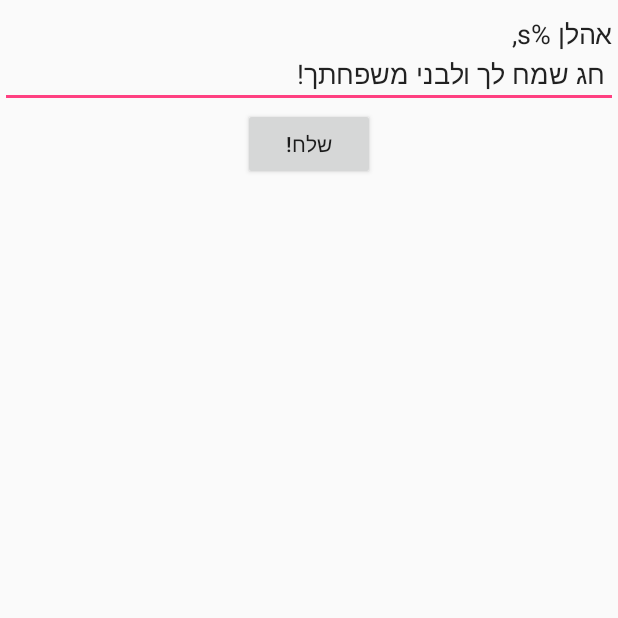
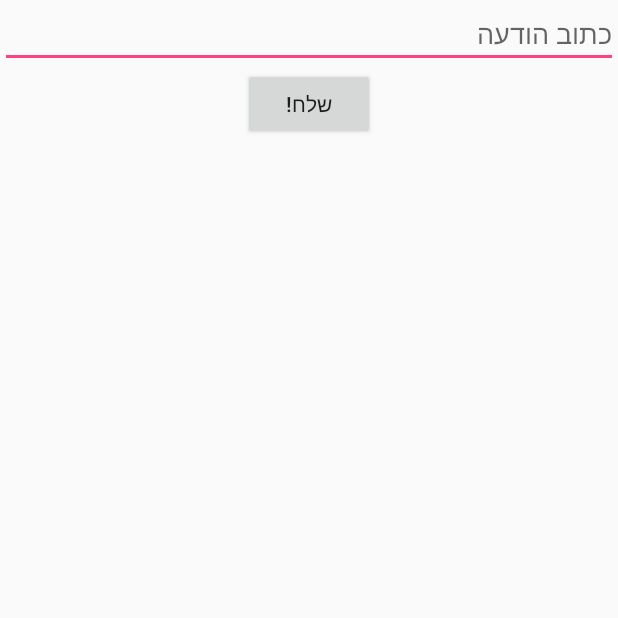
Before and after one commit to reemhalamish/brachometer, an Android app: the SendActivity screen opened directly, with no data from a screen before it, on a phone screen of 412 x 824 dp, the top half of it. Run offline under Robolectric (Android 15) with nearby library versions, the phone set to English and light mode, and no system bars.

Commit message:
create different masseges

```diff
--- a/app/src/main/java/com/example/chai/brachometer/SendActivity.java
+++ b/app/src/main/java/com/example/chai/brachometer/SendActivity.java
@@ -21,7 +21,19 @@ public class SendActivity extends Activity {
         super.onCreate(savedInstanceState);
         setContentView(R.layout.activity_send);
         Intent prevActivitySender = getIntent();
-
+        String massege = "";
+        switch (prevActivitySender.getIntExtra("originButton",0)){
+            case R.id.btn_passover:
+            case R.id.btn_new_year:
+                massege = "אהלן %s,\n חג שמח לך ולבני משפחתך!";
+                break;
+            case R.id.btn_kippur:
+                massege ="%s אני מאחל לך צום קל ומועיל";
+                break;
+            default:
+                break;
+        }
+        ((EditText )findViewById(R.id.txt_massge)).setText(massege);
         findViewById(R.id.btn_send).setOnClickListener(
                 new View.OnClickListener() {
                     @Override
--- a/app/src/main/res/layout/activity_send.xml
+++ b/app/src/main/res/layout/activity_send.xml
@@ -10,8 +10,7 @@
         android:ems="10"
         android:id="@+id/txt_massge"
         android:layout_gravity="center_horizontal"
-        android:hint="כתוב הודעה"
-        android:text="אהלן %s,\n חג שמח לך ולבני משפחתך!" />
+        android:hint="כתוב הודעה"/>
 
     <Button
         android:layout_width="wrap_content"
```
Also changed, not shown: app/src/main/java/com/example/chai/brachometer/ContactActivity.java (+5 -2 lines), app/src/main/java/com/example/chai/brachometer/MainActivity.java (+8 -12 lines).
